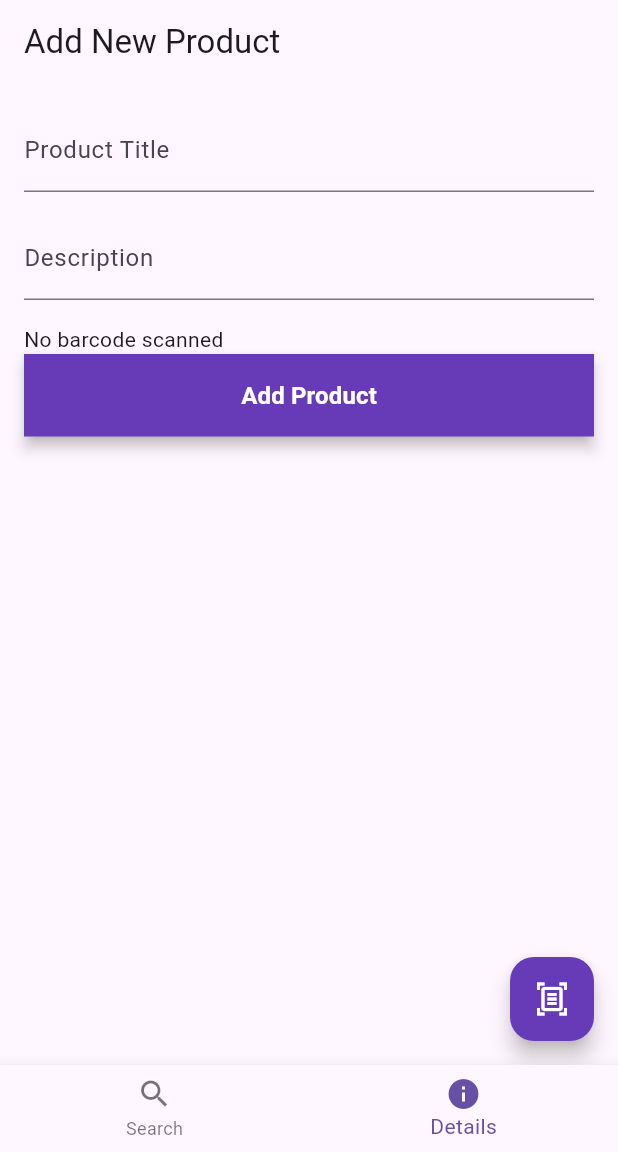
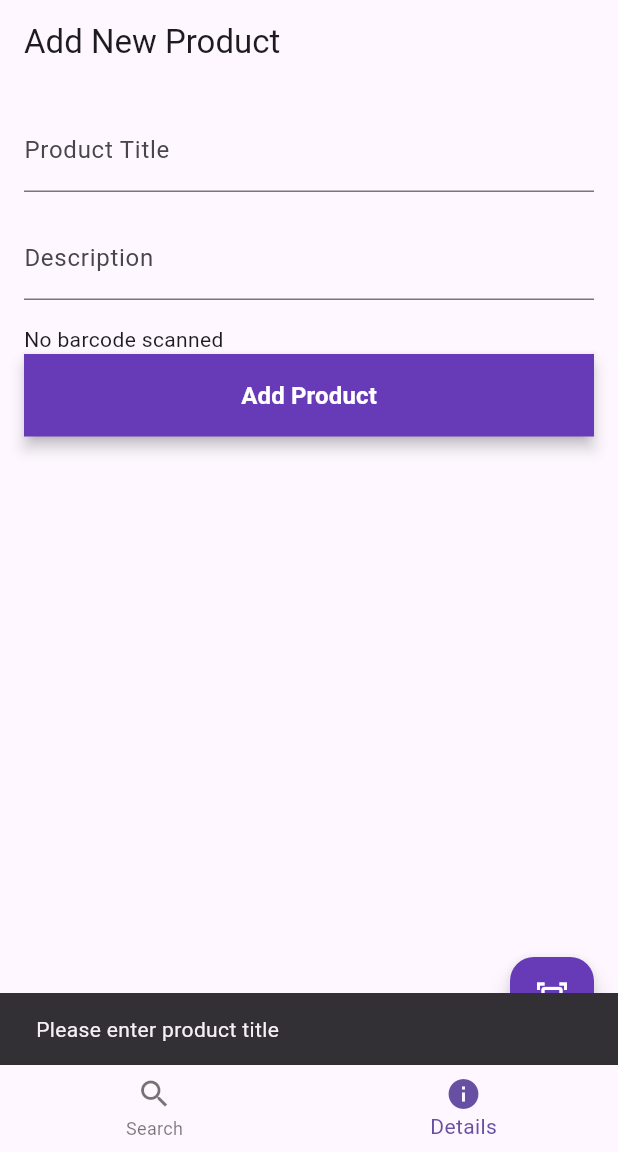
Before and after one commit to den00333/store-app, a Flutter app: the screen it shows after launch, item 2 of the bottom bar chosen, after a tap on "Add Product", on a phone screen of 412 x 824 dp, the part 84-1236 px from its top. Run offline on Flutter 3.47's test engine with Material 3 defaults, Android fonts, the phone set to English and light mode, and no system bars; our stand-ins replace permission_handler, sqflite; missing offline and left inert: mobile_scanner; accounts and stored records are empty.

Commit message:
am duty db

```diff
--- a/lib/pages/add_product_page.dart
+++ b/lib/pages/add_product_page.dart
@@ -1,5 +1,6 @@
 import 'package:flutter/material.dart';
 import '../widgets/barcode_scan_fab.dart';
+import '../services/db_helper.dart';
 
 class AddProductPage extends StatefulWidget{
   const AddProductPage({super.key});
@@ -21,17 +22,9 @@ class _AddProductPageState extends State<AddProductPage> {
         padding: const EdgeInsets.all(16.0),
         child: Column(
           children: [
-            TextField(
-              controller: _titleController,
-              decoration: const InputDecoration(
-                labelText: 'Product Title'
-              ),
-            ),
+            TextField(controller: _titleController, decoration: const InputDecoration(labelText: 'Product Title'),),
             const SizedBox(height: 16),
-            TextField(
-              controller: _descriptionController,
-              decoration: const InputDecoration(labelText: 'Description'),
-            ),
+            TextField(controller: _descriptionController,decoration: const InputDecoration(labelText: 'Description'),),
             const SizedBox(height: 16),
             Row(
               children: [
@@ -46,8 +39,34 @@ class _AddProductPageState extends State<AddProductPage> {
             SizedBox(
               width: double.infinity,
               child: ElevatedButton(
-                onPressed: () {
-                  // soon
+                onPressed: () async {
+                  String product = _titleController.text.trim();
+                  String description = _descriptionController.text.trim();
+                  String barcode = scannedBarcode ?? '';
+
+                  if (product.isEmpty) {
+                    ScaffoldMessenger.of(context).showSnackBar(
+                      SnackBar(content: Text('Please enter product title')),
+                    );
+                    return;
+                  }
+
+                  await DBHelper().insertProduct({
+                    'product': product,
+                    'barcode': barcode,
+                    'description': description,
+                  });
+
+                   ScaffoldMessenger.of(context).showSnackBar(
+                    SnackBar(content: Text('Product added successfully!')),
+                  );
+
+                  _titleController.clear();
+                  _descriptionController.clear();
+                  setState(() {
+                    scannedBarcode = null;
+                  });
+
                 },
                 style: ElevatedButton.styleFrom(
                   backgroundColor: Colors.deepPurple,
--- a/lib/pages/home_page.dart
+++ b/lib/pages/home_page.dart
@@ -1,7 +1,6 @@
 import 'package:flutter/material.dart';
 import './add_product_page.dart';
 import './search_page.dart';
-import '../utils/barcode_utils.dart';
 import '../widgets/barcode_scan_fab.dart';
 
 class HomePage extends StatefulWidget {
--- a/lib/pages/search_page.dart
+++ b/lib/pages/search_page.dart
@@ -2,6 +2,7 @@ import 'package:flutter/material.dart';
 import '../widgets/custom_search_bar.dart';
 import '../widgets/product_list_view.dart';
 import './barcode_scanner_page.dart';
+import '../services/db_helper.dart';
 
 class SearchPage extends StatefulWidget {
   final String searchText;
@@ -18,18 +19,20 @@ class SearchPage extends StatefulWidget {
 }
 
 class _SearchPageState extends State<SearchPage>{
-  final List<String> allProducts = [
-    'rice',
-    'soap',
-    'toothpaste',
-    'milk',
-    'coffee',
-    'sugar',
-    'shampoo',
-    'sardines',
-    'eggs',
-    'cooking oil',
-  ];
+  List<Map<String, dynamic>> allProducts = [];
+
+  @override
+  void initState() {
+    super.initState();
+    _loadProducts();
+  }
+
+  Future<void> _loadProducts() async {
+    final products = await DBHelper().getAllProducts();
+    setState(() {
+      allProducts = products;
+    });
+  }
 
   void _handleScanTap() async {
     final scannedCode = await Navigator.push<String>(
@@ -47,7 +50,10 @@ class _SearchPageState extends State<SearchPage>{
   @override
   Widget build(BuildContext context) {
     final filteredProducts = allProducts.where(
-      (product) => product.toLowerCase().contains(widget.searchText.toLowerCase()),
+      (product) => product['product']
+          .toString()
+          .toLowerCase()
+          .contains(widget.searchText.toLowerCase()),
     ).toList();
 
     return Padding(
@@ -69,7 +75,7 @@ class _SearchPageState extends State<SearchPage>{
             child: ProductListView(
               products: filteredProducts,
               onProductTap: (product) {
-                print('Clicked: $product');
+                print('Clicked: ${product['product']}');
               },
             ),
           ),
--- /dev/null
+++ b/lib/services/db_helper.dart
@@ -0,0 +1,51 @@
+import 'package:sqflite/sqflite.dart';
+import 'package:path/path.dart';
+
+class DBHelper {
+  static final DBHelper _instance = DBHelper._internal();
+  factory DBHelper() => _instance;
+  DBHelper._internal();
+
+  static Database? _database;
+
+  Future<Database> get database async {
+    return _database ??= await _initDB();
+  }
+
+  Future<Database> _initDB() async {
+    String path = join(await getDatabasesPath(), 'tindahan.db');
+    return await openDatabase(
+      path,
+      version: 1,
+      onCreate: _onCreate,
+    );
+  }
+
+  Future _onCreate(Database db, int version) async {
+    await db.execute('''
+      CREATE TABLE products (
+        id INTEGER PRIMARY KEY AUTOINCREMENT,
+        product TEXT,
+        barcode TEXT,
+        description TEXT,
+        createdAt TIMESTAMP DEFAULT CURRENT_TIMESTAMP
+      )
+    ''');
+  }
+
+  Future<int> insertProduct(Map<String, dynamic> product) async {
+    final db = await database;
+    return await db.insert('products', product);
+  }
+
+  Future<List<Map<String, dynamic>>> getAllProducts() async {
+    final db = await database;
+    return await db.query('products', orderBy: 'id DESC');
+  }
+
+  Future<Map<String, dynamic>?> getProductById(int id) async {
+    final db = await database;
+    final result = await db.query('products', where: 'id = ?', whereArgs: [id]);
+    return result.isNotEmpty ? result.first : null;
+  }
+}
--- a/lib/widgets/custom_search_bar.dart
+++ b/lib/widgets/custom_search_bar.dart
@@ -16,25 +16,6 @@ class CustomSearchBar extends StatelessWidget {
       decoration: InputDecoration(
         hintText: 'Search for a product...',
         prefixIcon: const Icon(Icons.search),
-        suffixIcon: Container(
-          margin: const EdgeInsets.all(8),
-          child: Container(
-            padding: const EdgeInsets.all(4),
-            decoration: const BoxDecoration(
-              border: Border(
-                left: BorderSide(color: Colors.deepPurple, width: 2),
-              ),
-            ),
-            child: IconButton(
-              icon: const Icon(
-                Icons.camera_alt_outlined,
-                size: 25,
-                color: Colors.deepPurple,
-              ),
-              onPressed: onCameraTap,
-            ),
-          ),
-        ),
         border: OutlineInputBorder(
           borderRadius: BorderRadius.circular(12),
         ),
--- a/lib/widgets/product_list_view.dart
+++ b/lib/widgets/product_list_view.dart
@@ -1,8 +1,8 @@
 import 'package:flutter/material.dart';
 
 class ProductListView extends StatelessWidget {
-  final List<String> products;
-  final void Function(String)? onProductTap;
+  final List<Map<String, dynamic>> products;
+  final void Function(Map<String, dynamic>)? onProductTap;
 
   const ProductListView({
     super.key,
@@ -23,6 +23,8 @@ class ProductListView extends StatelessWidget {
       itemCount: products.length,
       itemBuilder: (context, index) {
         final product = products[index];
+        final productName = product['product'] ?? 'Unnamed';
+
         return Card(
           margin: const EdgeInsets.symmetric(horizontal: 10, vertical: 5),
           shape: RoundedRectangleBorder(
@@ -31,12 +33,13 @@ class ProductListView extends StatelessWidget {
           child: ListTile(
             leading: const Icon(Icons.inventory_2),
             title: Text(
-              capitalizeWords(product),
+              capitalizeWords(productName.toString()),
               style: const TextStyle(
                 fontWeight: FontWeight.w500,
                 fontSize: 16,
               ),
             ),
+            subtitle: product['barcode'] != null ? Text('Barcode: ${product['barcode']}') : null,
             trailing: const Icon(Icons.chevron_right),
             onTap: () => onProductTap?.call(product),
           ),
--- a/pubspec.yaml
+++ b/pubspec.yaml
@@ -33,6 +33,8 @@ dependencies:
 
   mobile_scanner: ^7.0.0
   permission_handler: ^11.0.0
+  sqflite: ^2.4.2
+  path: ^1.9.1
 
   # The following adds the Cupertino Icons font to your application.
   # Use with the CupertinoIcons class for iOS style icons.
```
Also changed, not shown: 1 other file.
